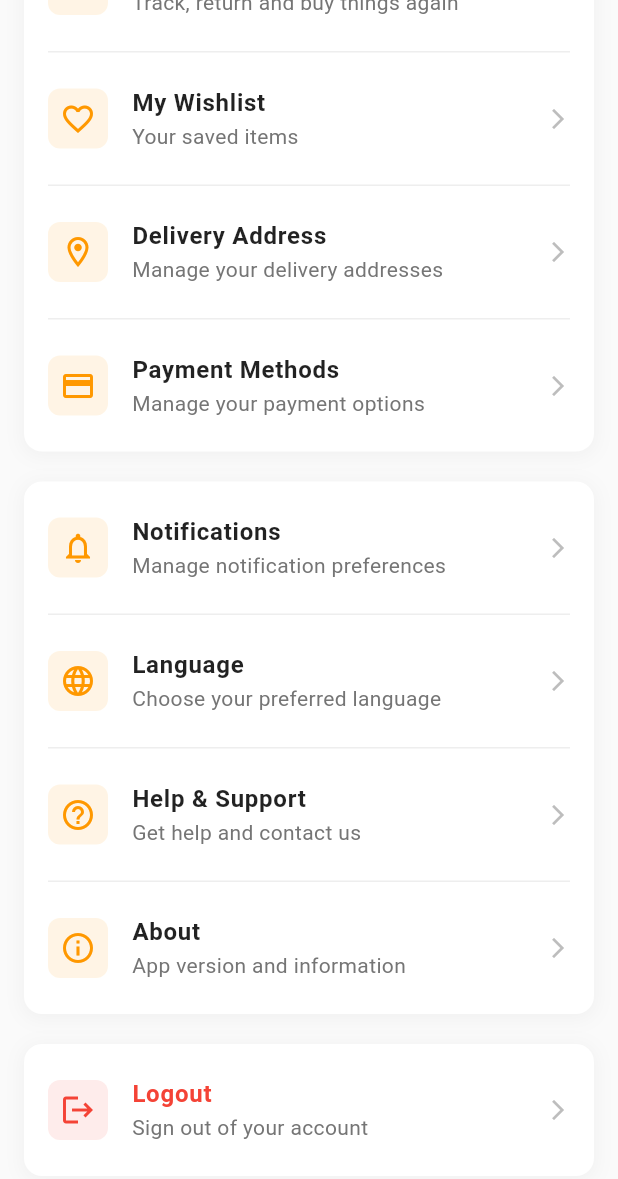
After one commit to vihangasynotec/Helapiyasa_Mobile_Frontend, a Flutter app: the ProfilePage screen opened directly, scrolled down 375 dp, after a tap on "My Orders", on a phone screen of 412 x 824 dp. The commit adds this screen. Shown: the top 1179 px of the screen. Run offline on Flutter 3.47's test engine with Material 3 defaults, Android fonts, the phone set to English and light mode, and no system bars.

Commit message:
profile page create

```diff
--- a/lib/screens/dashboard_page.dart
+++ b/lib/screens/dashboard_page.dart
@@ -3,6 +3,7 @@ import 'shop_page.dart';
 import 'main_dashboard_page.dart';
 import 'cart_page.dart';
 import 'favorites_page.dart';
+import 'profile_page.dart';
 
 class DashboardPage extends StatefulWidget {
   const DashboardPage({Key? key}) : super(key: key);
@@ -27,10 +28,8 @@ class _DashboardPageState extends State<DashboardPage> {
       },
     ),
     const CartPage(), // Now properly navigates to cart page
-    const Center(child: Text('Profile Page')), // Placeholder
+    const ProfilePage(), // Updated to use the new ProfilePage
   ];
-
-
 
   void _navigateToFavorites() {
     Navigator.push(
@@ -52,7 +51,7 @@ class _DashboardPageState extends State<DashboardPage> {
               'assets/logo.png',
               height: 32,
               errorBuilder: (context, error, stackTrace) =>
-              const Icon(Icons.error, color: Colors.red),
+                  const Icon(Icons.error, color: Colors.red),
             ),
             const Spacer(),
 
--- /dev/null
+++ b/lib/screens/profile_page.dart
@@ -0,0 +1,342 @@
+import 'package:flutter/material.dart';
+
+class ProfilePage extends StatefulWidget {
+  const ProfilePage({Key? key}) : super(key: key);
+
+  @override
+  State<ProfilePage> createState() => _ProfilePageState();
+}
+
+class _ProfilePageState extends State<ProfilePage> {
+  @override
+  Widget build(BuildContext context) {
+    return Scaffold(
+      backgroundColor: Colors.grey[50],
+      body: SingleChildScrollView(
+        child: Column(
+          children: [
+            // Profile Header Section
+            Container(
+              width: double.infinity,
+              decoration: const BoxDecoration(
+                color: Colors.white,
+                borderRadius: BorderRadius.only(
+                  bottomLeft: Radius.circular(20),
+                  bottomRight: Radius.circular(20),
+                ),
+              ),
+              padding: const EdgeInsets.all(20),
+              child: Column(
+                children: [
+                  const SizedBox(height: 20),
+                  // Profile Picture
+                  Stack(
+                    children: [
+                      CircleAvatar(
+                        radius: 50,
+                        backgroundColor: Colors.orange[100],
+                        backgroundImage: const AssetImage('assets/brands/brand1.png'),
+                        onBackgroundImageError: (exception, stackTrace) {},
+                        child: const Icon(
+                          Icons.person,
+                          size: 50,
+                          color: Colors.orange,
+                        ),
+                      ),
+                      Positioned(
+                        bottom: 0,
+                        right: 0,
+                        child: Container(
+                          decoration: BoxDecoration(
+                            color: Colors.orange,
+                            shape: BoxShape.circle,
+                            border: Border.all(color: Colors.white, width: 2),
+                          ),
+                          child: IconButton(
+                            icon: const Icon(
+                              Icons.camera_alt,
+                              color: Colors.white,
+                              size: 16,
+                            ),
+                            onPressed: () {
+                              // Handle profile picture update
+                            },
+                          ),
+                        ),
+                      ),
+                    ],
+                  ),
+                  const SizedBox(height: 16),
+                  // User Name
+                  const Text(
+                    'Saman Kumara',
+                    style: TextStyle(
+                      fontSize: 24,
+                      fontWeight: FontWeight.bold,
+                      color: Colors.black87,
+                    ),
+                  ),
+                  const SizedBox(height: 4),
+                  // User Email
+                  Text(
+                    'saman.kumara@gmail.com',
+                    style: TextStyle(
+                      fontSize: 16,
+                      color: Colors.grey[600],
+                    ),
+                  ),
+                  const SizedBox(height: 16),
+                  // Edit Profile Button
+                  ElevatedButton(
+                    onPressed: () {
+                      // Navigate to edit profile
+                    },
+                    style: ElevatedButton.styleFrom(
+                      backgroundColor: Colors.orange,
+                      foregroundColor: Colors.white,
+                      shape: RoundedRectangleBorder(
+                        borderRadius: BorderRadius.circular(12),
+                      ),
+                      padding: const EdgeInsets.symmetric(
+                        horizontal: 32,
+                        vertical: 12,
+                      ),
+                    ),
+                    child: const Text('Edit Profile'),
+                  ),
+                ],
+              ),
+            ),
+
+            const SizedBox(height: 20),
+
+            // Menu Options
+            Container(
+              margin: const EdgeInsets.symmetric(horizontal: 16),
+              decoration: BoxDecoration(
+                color: Colors.white,
+                borderRadius: BorderRadius.circular(12),
+                boxShadow: [
+                  BoxShadow(
+                    color: Colors.grey.withOpacity(0.1),
+                    spreadRadius: 1,
+                    blurRadius: 10,
+                    offset: const Offset(0, 2),
+                  ),
+                ],
+              ),
+              child: Column(
+                children: [
+                  _buildMenuItem(
+                    icon: Icons.shopping_bag_outlined,
+                    title: 'My Orders',
+                    subtitle: 'Track, return and buy things again',
+                    onTap: () {},
+                  ),
+                  _buildDivider(),
+                  _buildMenuItem(
+                    icon: Icons.favorite_outline,
+                    title: 'My Wishlist',
+                    subtitle: 'Your saved items',
+                    onTap: () {},
+                  ),
+                  _buildDivider(),
+                  _buildMenuItem(
+                    icon: Icons.location_on_outlined,
+                    title: 'Delivery Address',
+                    subtitle: 'Manage your delivery addresses',
+                    onTap: () {},
+                  ),
+                  _buildDivider(),
+                  _buildMenuItem(
+                    icon: Icons.payment_outlined,
+                    title: 'Payment Methods',
+                    subtitle: 'Manage your payment options',
+                    onTap: () {},
+                  ),
+                ],
+              ),
+            ),
+
+            const SizedBox(height: 20),
+
+            // Settings Section
+            Container(
+              margin: const EdgeInsets.symmetric(horizontal: 16),
+              decoration: BoxDecoration(
+                color: Colors.white,
+                borderRadius: BorderRadius.circular(12),
+                boxShadow: [
+                  BoxShadow(
+                    color: Colors.grey.withOpacity(0.1),
+                    spreadRadius: 1,
+                    blurRadius: 10,
+                    offset: const Offset(0, 2),
+                  ),
+                ],
+              ),
+              child: Column(
+                children: [
+                  _buildMenuItem(
+                    icon: Icons.notifications_outlined,
+                    title: 'Notifications',
+                    subtitle: 'Manage notification preferences',
+                    onTap: () {},
+                  ),
+                  _buildDivider(),
+                  _buildMenuItem(
+                    icon: Icons.language_outlined,
+                    title: 'Language',
+                    subtitle: 'Choose your preferred language',
+                    onTap: () {},
+                  ),
+                  _buildDivider(),
+                  _buildMenuItem(
+                    icon: Icons.help_outline,
+                    title: 'Help & Support',
+                    subtitle: 'Get help and contact us',
+                    onTap: () {},
+                  ),
+                  _buildDivider(),
+                  _buildMenuItem(
+                    icon: Icons.info_outline,
+                    title: 'About',
+                    subtitle: 'App version and information',
+                    onTap: () {},
+                  ),
+                ],
+              ),
+            ),
+
+            const SizedBox(height: 20),
+
+            // Logout Section
+            Container(
+              margin: const EdgeInsets.symmetric(horizontal: 16),
+              decoration: BoxDecoration(
+                color: Colors.white,
+                borderRadius: BorderRadius.circular(12),
+                boxShadow: [
+                  BoxShadow(
+                    color: Colors.grey.withOpacity(0.1),
+                    spreadRadius: 1,
+                    blurRadius: 10,
+                    offset: const Offset(0, 2),
+                  ),
+                ],
+              ),
+              child: _buildMenuItem(
+                icon: Icons.logout,
+                title: 'Logout',
+                subtitle: 'Sign out of your account',
+                onTap: () {
+                  _showLogoutDialog();
+                },
+                iconColor: Colors.red,
+                titleColor: Colors.red,
+              ),
+            ),
+
+            const SizedBox(height: 40),
+          ],
+        ),
+      ),
+    );
+  }
+
+  Widget _buildMenuItem({
+    required IconData icon,
+    required String title,
+    required String subtitle,
+    required VoidCallback onTap,
+    Color? iconColor,
+    Color? titleColor,
+  }) {
+    return ListTile(
+      leading: Container(
+        padding: const EdgeInsets.all(8),
+        decoration: BoxDecoration(
+          color: (iconColor ?? Colors.orange).withOpacity(0.1),
+          borderRadius: BorderRadius.circular(8),
+        ),
+        child: Icon(
+          icon,
+          color: iconColor ?? Colors.orange,
+          size: 24,
+        ),
+      ),
+      title: Text(
+        title,
+        style: TextStyle(
+          fontSize: 16,
+          fontWeight: FontWeight.w600,
+          color: titleColor ?? Colors.black87,
+        ),
+      ),
+      subtitle: Text(
+        subtitle,
+        style: TextStyle(
+          fontSize: 14,
+          color: Colors.grey[600],
+        ),
+      ),
+      trailing: Icon(
+        Icons.arrow_forward_ios,
+        size: 16,
+        color: Colors.grey[400],
+      ),
+      onTap: onTap,
+      contentPadding: const EdgeInsets.symmetric(horizontal: 16, vertical: 8),
+    );
+  }
+
+  Widget _buildDivider() {
+    return Divider(
+      height: 1,
+      color: Colors.grey[200],
+      indent: 16,
+      endIndent: 16,
+    );
+  }
+
+  void _showLogoutDialog() {
+    showDialog(
+      context: context,
+      builder: (BuildContext context) {
+        return AlertDialog(
+          shape: RoundedRectangleBorder(
+            borderRadius: BorderRadius.circular(12),
+          ),
+          title: const Text('Logout'),
+          content: const Text('Are you sure you want to logout?'),
+          actions: [
+            TextButton(
+              onPressed: () {
+                Navigator.of(context).pop();
+              },
+              child: Text(
+                'Cancel',
+                style: TextStyle(color: Colors.grey[600]),
+              ),
+            ),
+            ElevatedButton(
+              onPressed: () {
+                Navigator.of(context).pop();
+                // Handle logout logic here
+                // Navigator.pushReplacementNamed(context, '/login');
+              },
+              style: ElevatedButton.styleFrom(
+                backgroundColor: Colors.red,
+                foregroundColor: Colors.white,
+                shape: RoundedRectangleBorder(
+                  borderRadius: BorderRadius.circular(8),
+                ),
+              ),
+              child: const Text('Logout'),
+            ),
+          ],
+        );
+      },
+    );
+  }
+}
```
